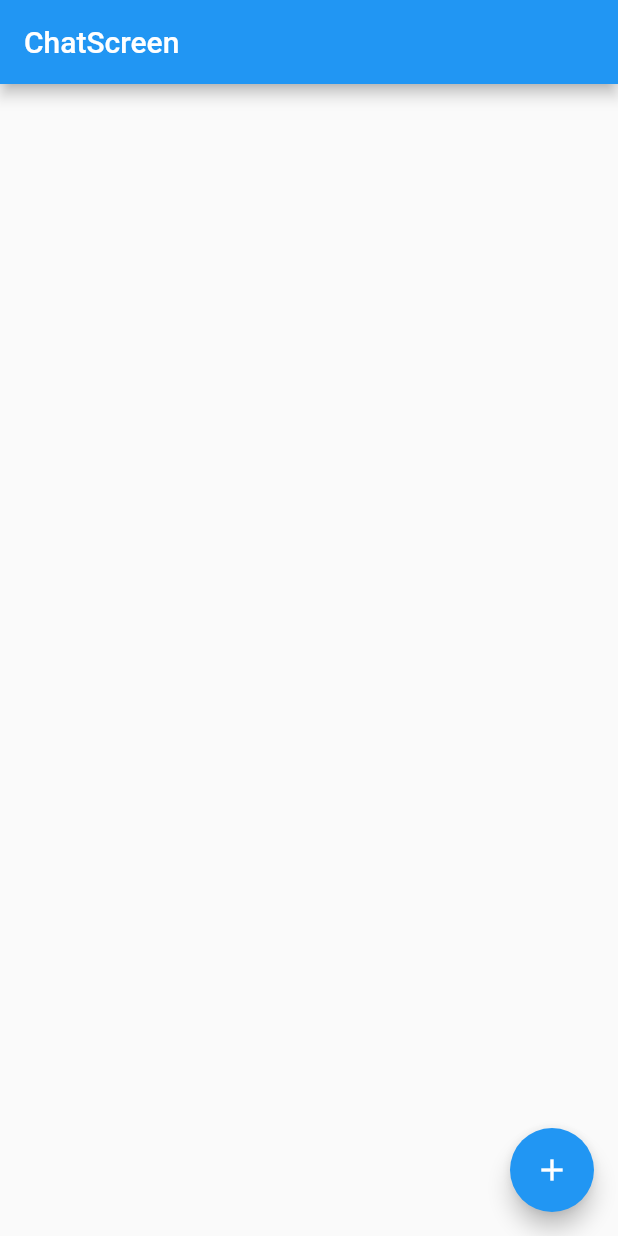
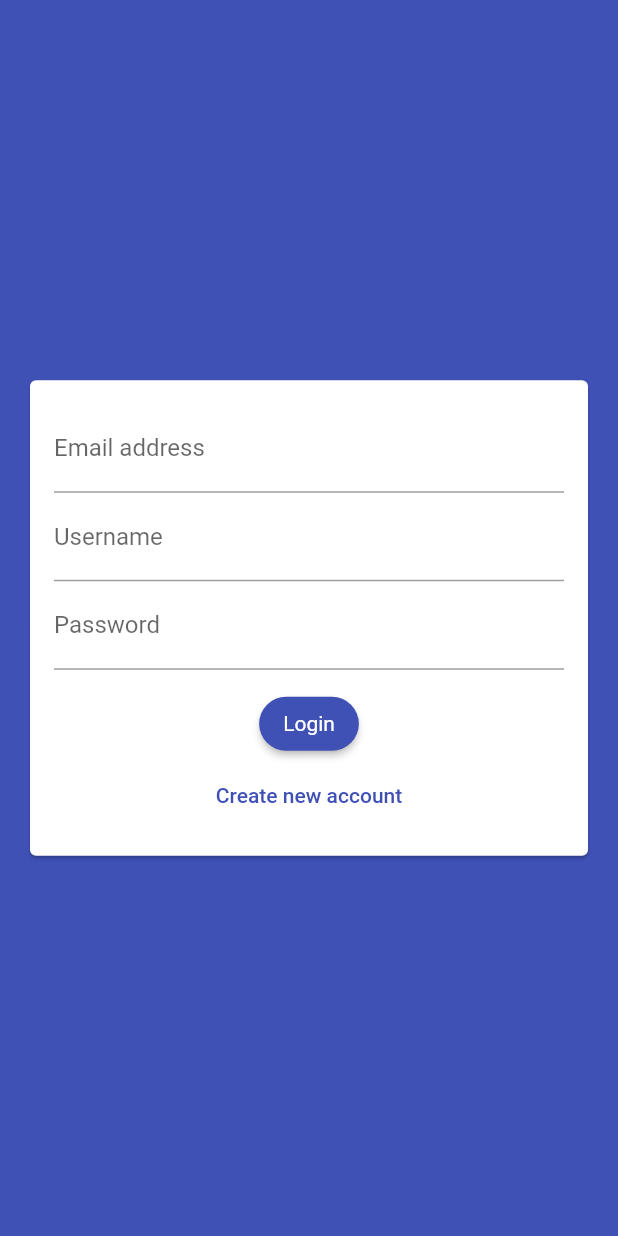
Before and after one commit to edoardopaolinelli/Chat-app, a Flutter app: the screen it shows after launch, on a phone screen of 412 x 824 dp. Run offline on Flutter 3.47's test engine with Material 2 defaults, Android fonts, the phone set to English and light mode, and no system bars; our stand-ins replace cloud_firestore, firebase_core; accounts and stored records are empty; Roboto replaces fonts that are missing (Lato-Bold).

Commit message:
Aggiunta la schermata di autenticazione

```diff
--- a/lib/main.dart
+++ b/lib/main.dart
@@ -1,5 +1,5 @@
+import 'package:chat_app/screens/authentication_screen.dart';
 import 'package:flutter/material.dart';
-import './screens/chat_screen.dart';
 import 'package:firebase_core/firebase_core.dart';
 
 Future<void> main() async {
@@ -15,9 +15,37 @@ class MyApp extends StatelessWidget {
     return MaterialApp(
       title: 'FlutterChat',
       theme: ThemeData(
-        primarySwatch: Colors.blue,
+        backgroundColor: Colors.indigo,
+        colorScheme: ColorScheme.fromSwatch(
+          primarySwatch: Colors.indigo,
+        ).copyWith(
+          secondary: Colors.deepPurple,
+        ),
+        elevatedButtonTheme: ElevatedButtonThemeData(
+          style: ButtonStyle(
+            textStyle: MaterialStatePropertyAll<TextStyle>(
+              TextStyle(
+                color: Theme.of(context).colorScheme.primary,
+              ),
+            ),
+            backgroundColor:
+                const MaterialStatePropertyAll<Color>(Colors.indigo),
+            shape: MaterialStatePropertyAll<OutlinedBorder>(
+              RoundedRectangleBorder(
+                borderRadius: BorderRadius.circular(20),
+              ),
+            ),
+          ),
+        ),
+        /* buttonTheme: ButtonTheme.of(context).copyWith(
+          buttonColor: Colors.indigo,
+          textTheme: ButtonTextTheme.primary,
+          shape: RoundedRectangleBorder(
+            borderRadius: BorderRadius.circular(1.0),
+          ),
+        ), */
       ),
-      home: const ChatScreen(),
+      home: const AuthenticationScreen(),
     );
   }
 }
--- a/lib/screens/authentication_screen.dart
+++ b/lib/screens/authentication_screen.dart
@@ -0,0 +1,19 @@
+import 'package:flutter/material.dart';
+import '../widgets/authentication_form.dart';
+
+class AuthenticationScreen extends StatefulWidget {
+  const AuthenticationScreen({super.key});
+
+  @override
+  State<AuthenticationScreen> createState() => _AuthenticationScreenState();
+}
+
+class _AuthenticationScreenState extends State<AuthenticationScreen> {
+  @override
+  Widget build(BuildContext context) {
+    return Scaffold(
+      backgroundColor: Theme.of(context).colorScheme.primary,
+      body: const AuthenticationForm(),
+    );
+  }
+}
--- a/lib/screens/chat_screen.dart
+++ b/lib/screens/chat_screen.dart
@@ -1,4 +1,3 @@
-import 'package:firebase_core/firebase_core.dart';
 import 'package:flutter/material.dart';
 import 'package:cloud_firestore/cloud_firestore.dart';
 
--- /dev/null
+++ b/lib/widgets/authentication_form.dart
@@ -0,0 +1,71 @@
+import 'package:flutter/material.dart';
+
+class AuthenticationForm extends StatefulWidget {
+  const AuthenticationForm({super.key});
+
+  @override
+  State<AuthenticationForm> createState() => _AuthenticationFormState();
+}
+
+class _AuthenticationFormState extends State<AuthenticationForm> {
+  @override
+  Widget build(BuildContext context) {
+    return Center(
+      child: Card(
+        margin: const EdgeInsets.all(20),
+        child: SingleChildScrollView(
+          child: Padding(
+            padding: const EdgeInsets.all(16),
+            child: Form(
+              child: Column(
+                mainAxisSize: MainAxisSize.min,
+                children: [
+                  TextFormField(
+                    keyboardType: TextInputType.emailAddress,
+                    decoration: const InputDecoration(
+                      labelText: 'Email address',
+                      labelStyle: TextStyle(
+                        fontFamily: 'Lato-Bold',
+                      ),
+                    ),
+                  ),
+                  TextFormField(
+                    decoration: const InputDecoration(
+                      labelText: 'Username',
+                      labelStyle: TextStyle(
+                        fontFamily: 'Lato-Bold',
+                      ),
+                    ),
+                  ),
+                  TextFormField(
+                    decoration: const InputDecoration(
+                      labelText: 'Password',
+                    ),
+                    obscureText: true,
+                  ),
+                  const SizedBox(height: 12),
+                  ElevatedButton(
+                    onPressed: () {
+                      //
+                    },
+                    child: const Text('Login'),
+                  ),
+                  TextButton(
+                    style: const ButtonStyle(
+                      foregroundColor:
+                          MaterialStatePropertyAll<Color>(Colors.indigo),
+                    ),
+                    onPressed: () {
+                      //
+                    },
+                    child: const Text('Create new account'),
+                  ),
+                ],
+              ),
+            ),
+          ),
+        ),
+      ),
+    );
+  }
+}
```
Also changed, not shown: pubspec.yaml (+5 -5 lines), assets/fonts/Lato-Bold.ttf (added), assets/fonts/Lato-Regular.ttf (added).
